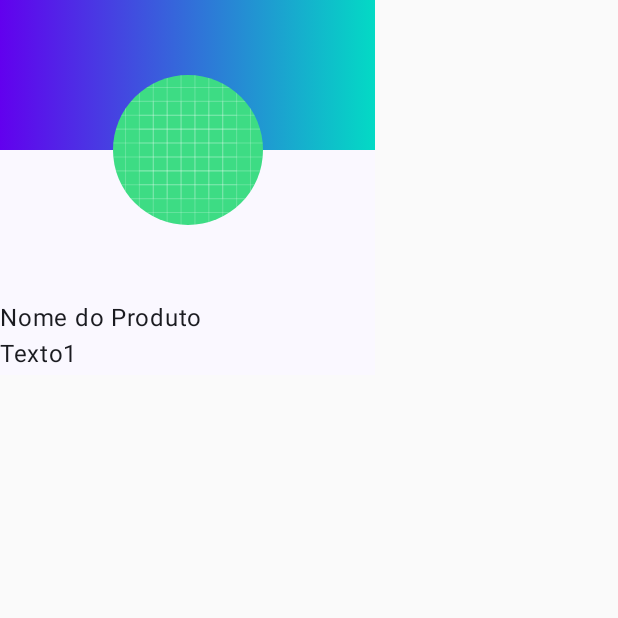
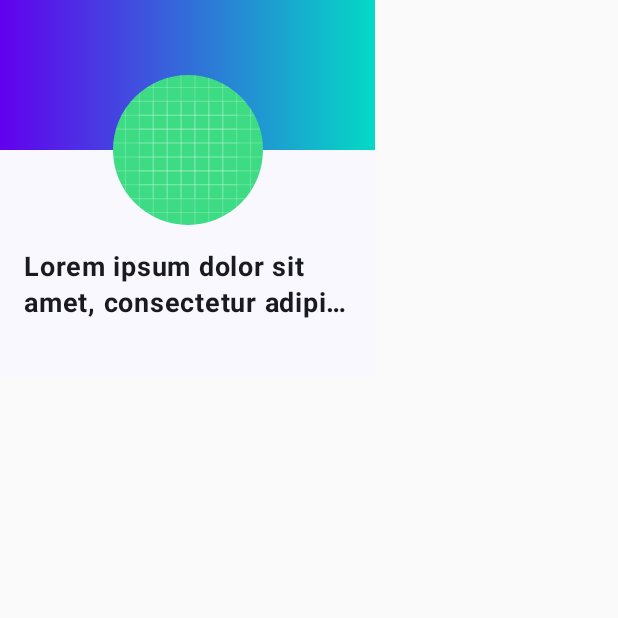
Before and after one commit to MelloBirkan/caffee-co-compose-study, an Android app built with Jetpack Compose: the screen it shows after launch (MainActivity), on a phone screen of 412 x 824 dp, the top half of it. Run offline under Robolectric (Android 15) with nearby library versions, the phone set to English and light mode, and no system bars.

Commit message:
Ajustando os textos de forma inicial

```diff
--- a/app/src/main/java/com/example/caffeeco/MainActivity.kt
+++ b/app/src/main/java/com/example/caffeeco/MainActivity.kt
@@ -10,6 +10,7 @@ import androidx.compose.foundation.layout.Arrangement
 import androidx.compose.foundation.layout.Box
 import androidx.compose.foundation.layout.Column
 import androidx.compose.foundation.layout.Row
+import androidx.compose.foundation.layout.Spacer
 import androidx.compose.foundation.layout.fillMaxHeight
 import androidx.compose.foundation.layout.fillMaxSize
 import androidx.compose.foundation.layout.fillMaxWidth
@@ -24,14 +25,19 @@ import androidx.compose.material3.Surface
 import androidx.compose.material3.Text
 import androidx.compose.runtime.Composable
 import androidx.compose.ui.Alignment
+import androidx.compose.ui.Alignment.Companion.BottomCenter
 import androidx.compose.ui.Alignment.Companion.CenterHorizontally
 import androidx.compose.ui.Modifier
 import androidx.compose.ui.draw.clip
 import androidx.compose.ui.graphics.Brush
 import androidx.compose.ui.graphics.Color
 import androidx.compose.ui.res.painterResource
+import androidx.compose.ui.text.font.FontWeight
+import androidx.compose.ui.text.style.TextOverflow
 import androidx.compose.ui.tooling.preview.Preview
+import androidx.compose.ui.tooling.preview.datasource.LoremIpsum
 import androidx.compose.ui.unit.dp
+import androidx.compose.ui.unit.sp
 import com.example.caffeeco.ui.theme.CaffeeCoTheme
 
 class MainActivity : ComponentActivity() {
@@ -68,21 +74,36 @@ private fun ProductItem(modifier: Modifier = Modifier) {
             )
           )
         )
-        )
-
+    ) {
       Image(
         painter = painterResource(R.drawable.ic_launcher_background),
         contentDescription = null,
         modifier
-                .offset(y = (-50).dp)
+          .offset(y = 50.dp)
           .size(100.dp)
           .clip(CircleShape)
-                .align(CenterHorizontally)
+          .align(BottomCenter)
+      )
+    }
 
+    Spacer(
+      modifier
+        .height(50.dp)
     )
 
-        Text("Nome do Produto")
+    Column(modifier.padding(16.dp)) {
+      Text(
+        LoremIpsum(50).values.first(),
+        fontSize = 18.sp,
+        fontWeight = FontWeight(700),
+        overflow = TextOverflow.Ellipsis,
+        maxLines = 2
+      )
 
-        Text("Texto1")
+      Text("R$ 14,99",
+        modifier.padding(8.dp),
+        fontSize = 14.sp,
+        fontWeight = FontWeight(400))
     }
   }
+}
--- a/gradle/libs.versions.toml
+++ b/gradle/libs.versions.toml
@@ -1,5 +1,5 @@
 [versions]
-agp = "8.7.1"
+agp = "8.7.2"
 kotlin = "2.0.0"
 coreKtx = "1.13.1"
 junit = "4.13.2"
```
Lines whose indentation alone changed are shown as unchanged.
